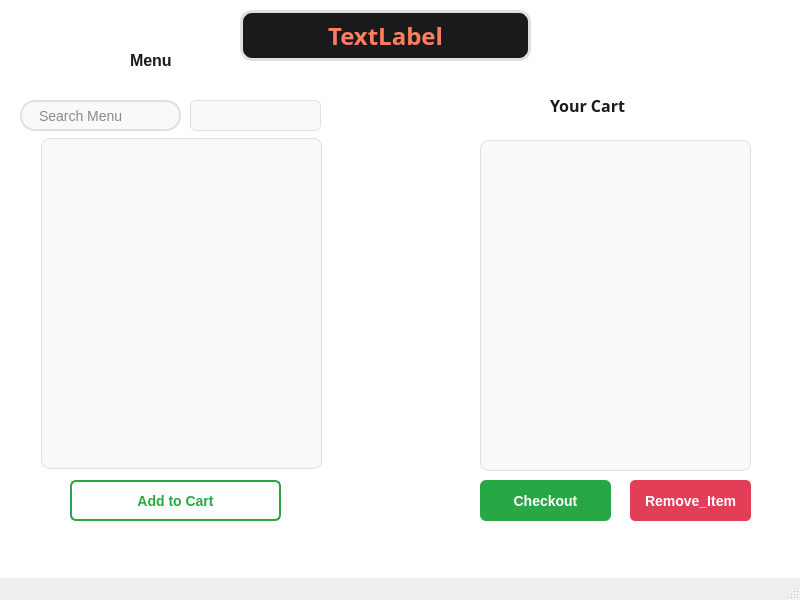
piyushagarwal0317-crypto/Food_Order, file mainwindow.ui: the form before one commit.
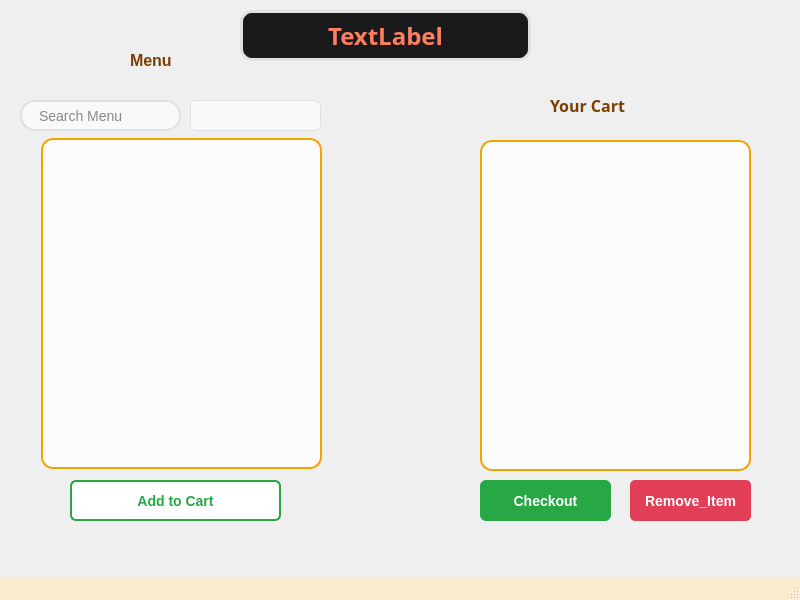
The form after the commit.

Commit message: done qr and background

```diff
--- a/mainwindow.ui
+++ b/mainwindow.ui
@@ -14,46 +14,148 @@
    <string>MainWindow</string>
   </property>
   <property name="styleSheet">
-   <string notr="true">/* 1. Make the main background pure white */
+   <string notr="true">/* === MAIN BACKGROUND === */
 QWidget#centralwidget {
-    background-color: #FFFFFF;
+    background: qlineargradient(x1:0, y1:0, x2:1, y2:1,
+        stop:0 #fff8f0, stop:0.5 #fdebd0, stop:1 #fad7a0);
 }
 
-/* 2. Style the Menu and Cart lists */
+/* === MENU &amp; CART LISTS === */
 QListWidget {
-    background-color: #F8F9FA;
-    border: 1px solid #E0E0E0;
-    border-radius: 8px;
-    color: #1A1A1D;
+    background-color: rgba(255, 255, 255, 0.75);
+    border: 1.5px solid #f0a500;
+    border-radius: 12px;
+    color: #5a3200;
     font-size: 14px;
-    padding: 5px;
+    padding: 6px;
 }
-
-QListWidget::item:selected {
-    background-color: #FEB47B;
-    color: white;
-}
-
-/* 3. Style the Buttons */
-QPushButton {
-    background-color: #FF7E5F;
-    color: white;
-    border: none;
+QListWidget::item {
+    padding: 6px 8px;
     border-radius: 6px;
-    padding: 8px 15px;
-    font-weight: bold;
-    font-size: 14px;
 }
-
-QPushButton:hover {
-    background-color: #E23E57;
+QListWidget::item:hover {
+    background-color: rgba(240, 165, 0, 0.12);
 }
+QListWidget::item:selected {
+    background-color: rgba(240, 140, 0, 0.30);
+    color: #7a3e00;
+}
 
-/* 4. Style the text labels */
+/* === LABELS === */
 QLabel {
-    color: #1A1A1D;
+    color: #7a3e00;
     font-weight: bold;
     font-size: 16px;
+    background: transparent;
+}
+
+/* === SEARCH BAR === */
+QLineEdit {
+    background-color: rgba(255, 255, 255, 0.80);
+    border: 1.5px solid #f0a500;
+    border-radius: 15px;
+    padding: 6px 15px;
+    color: #5a3200;
+    font-size: 14px;
+}
+QLineEdit:focus {
+    border: 2px solid #e07b00;
+    background-color: #ffffff;
+}
+
+/* === DROPDOWN === */
+QComboBox {
+    background-color: rgba(255, 255, 255, 0.80);
+    border: 1.5px solid #f0a500;
+    border-radius: 8px;
+    padding: 5px 10px;
+    color: #7a3e00;
+    font-size: 14px;
+    font-weight: bold;
+}
+QComboBox QAbstractItemView {
+    background-color: #fff8f0;
+    color: #5a3200;
+    selection-background-color: rgba(240, 165, 0, 0.25);
+    border: 1px solid #f0a500;
+}
+QComboBox::drop-down {
+    border: none;
+    width: 30px;
+}
+
+/* === SPECIALS TICKER === */
+QLabel#specialsLabel {
+    background-color: #5a3200;
+    color: #FFD97A;
+    border: 2px solid #f0a500;
+    border-radius: 12px;
+    padding: 10px;
+    font-weight: 900;
+    font-size: 20px;
+}
+
+/* === ADD TO CART BUTTON === */
+QPushButton#addToCartButton {
+    background-color: white;
+    color: #28a745;
+    border: 2px solid #28a745;
+    border-radius: 8px;
+    padding: 8px 15px;
+    font-weight: bold;
+    font-size: 14px;
+}
+QPushButton#addToCartButton:hover {
+    background-color: #28a745;
+    color: white;
+}
+QPushButton#addToCartButton:pressed {
+    background-color: #1e7e34;
+    color: white;
+}
+
+/* === CHECKOUT BUTTON === */
+QPushButton#checkoutButton {
+    background: qlineargradient(x1:0, y1:0, x2:1, y2:1,
+        stop:0 #f0a500, stop:1 #e07b00);
+    color: white;
+    border: none;
+    border-radius: 8px;
+    padding: 8px 15px;
+    font-weight: bold;
+    font-size: 14px;
+}
+QPushButton#checkoutButton:hover {
+    background: qlineargradient(x1:0, y1:0, x2:1, y2:1,
+        stop:0 #ffb700, stop:1 #f08c00);
+}
+QPushButton#checkoutButton:pressed {
+    background: qlineargradient(x1:0, y1:0, x2:1, y2:1,
+        stop:0 #c87d00, stop:1 #a05e00);
+}
+
+/* === REMOVE BUTTON === */
+QPushButton#removeButton {
+    background-color: #e74c3c;
+    color: white;
+    border: none;
+    border-radius: 8px;
+    padding: 8px 15px;
+    font-weight: bold;
+    font-size: 14px;
+}
+QPushButton#removeButton:hover {
+    background-color: #c0392b;
+}
+
+/* === MENU BAR === */
+QMenuBar {
+    background-color: #fdebd0;
+    color: #7a3e00;
+}
+QStatusBar {
+    background-color: #fdebd0;
+    color: #b07820;
 }</string>
   </property>
   <widget class="QWidget" name="centralwidget">
```
The commit also changes 20 other files.
